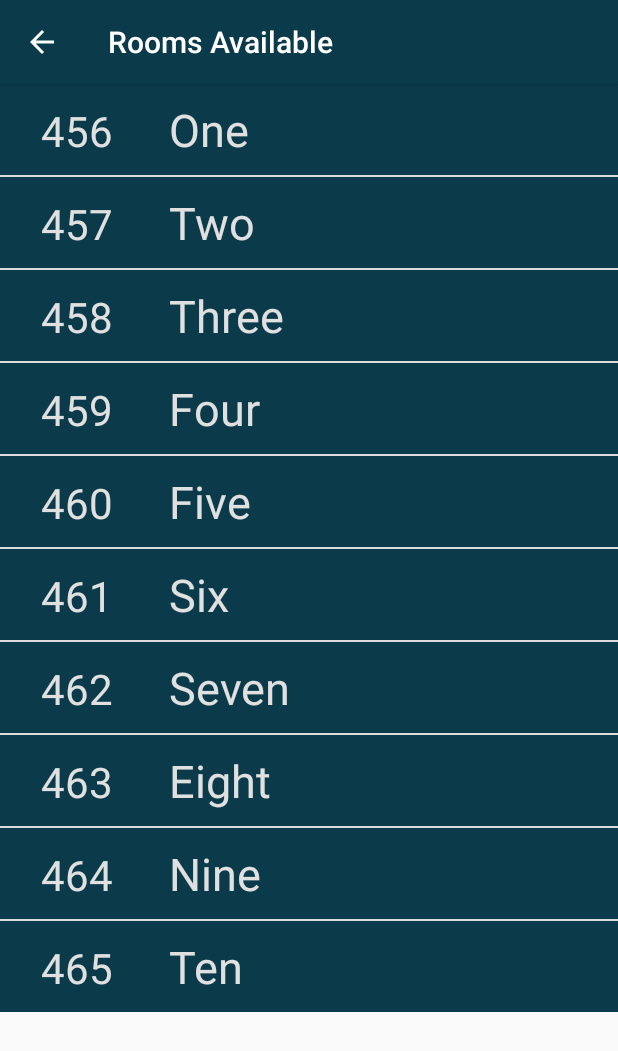
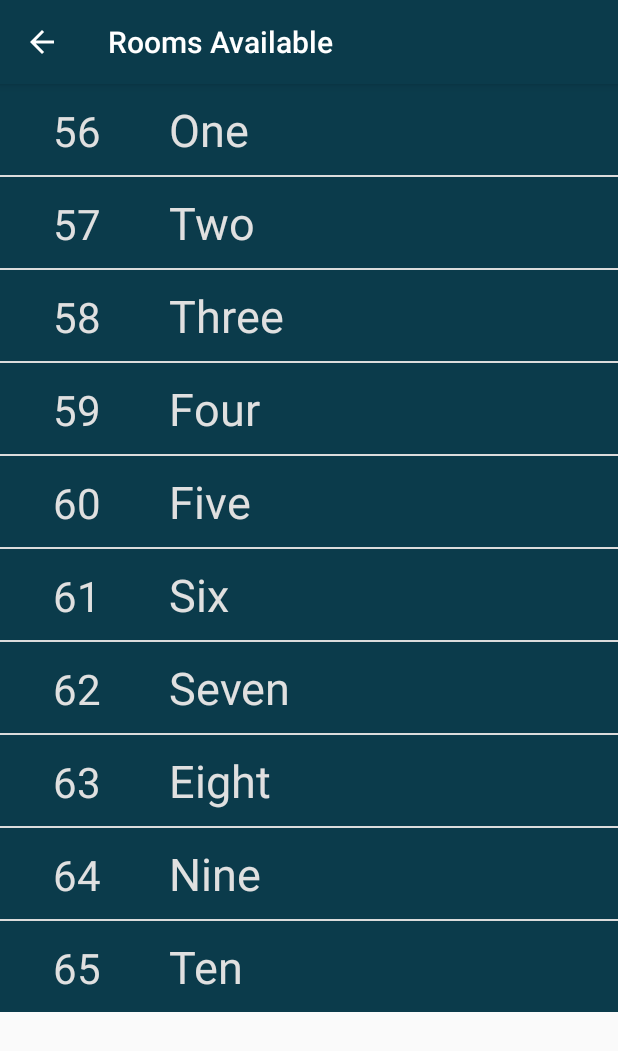
Before and after one commit to the-cybersapien/SudoRoomsANDROID, an Android app: the screen it shows after launch (RoomListActivity), after a tap on "STAFF", on a phone screen of 412 x 824 dp. Shown: the top 1051 px of the screen. Run offline under Robolectric (Android 15) with nearby library versions, the phone set to English and light mode, and no system bars; our stand-ins replace Picasso; pictures from the network do not load.

```diff
--- a/app/src/main/java/com/example/android/hotel/MainActivity.java
+++ b/app/src/main/java/com/example/android/hotel/MainActivity.java
@@ -3,10 +3,10 @@ package com.example.android.hotel;
 import android.app.Activity;
 import android.content.DialogInterface;
 import android.content.Intent;
+import android.content.SharedPreferences;
 import android.os.Build;
-import android.support.annotation.RequiresApi;
+import android.content.SharedPreferences.Editor;
 import android.support.v7.app.AlertDialog;
-import android.support.v7.app.AppCompatActivity;
 import android.os.Bundle;
 import android.text.InputType;
 import android.util.Log;
@@ -27,6 +27,8 @@ public class MainActivity extends Activity {
     private Button mStaffButton;
     private Button mCustomerButton;
     private String text;
+    public static SharedPreferences pref;
+    public static Editor editor;
 
     @Override
     protected void onCreate(Bundle savedInstanceState) {
@@ -43,10 +45,13 @@ public class MainActivity extends Activity {
         mStaffButton = (Button) findViewById(R.id.staff_button);
         mCustomerButton = (Button) findViewById(R.id.customer_button);
 
+        pref = getSharedPreferences("MyPref", 0);
+        editor = pref.edit();
+
         mStaffButton.setOnClickListener(new View.OnClickListener() {
             @Override
             public void onClick(View v) {
-                Intent list = new Intent(MainActivity.this ,RoomListActivity.class);
+                Intent list = new Intent(MainActivity.this, RoomListActivity.class);
                 startActivity(list);
             }
         });
@@ -54,6 +59,8 @@ public class MainActivity extends Activity {
         mCustomerButton.setOnClickListener(new View.OnClickListener() {
             @Override
             public void onClick(View v) {
+                // Check if an access key is already save in the shared preferences.
+                if (pref.getString("access-key", null) == null) {
                     final AlertDialog.Builder builder = new AlertDialog.Builder(MainActivity.this, R.style.AppTheme_AlertDialog);
                     builder.setTitle("Access Key");
                     text = "";
@@ -70,10 +77,11 @@ public class MainActivity extends Activity {
                         @Override
                         public void onClick(DialogInterface dialog, int which) {
                             text = input.getText().toString();
-                        if(text != null && text.length() == 6)
-                        {
-                            Intent intent = new Intent(MainActivity.this , RoomDetailsActivity.class);
-                            intent.putExtra("key",text);
+                            if (!text.isEmpty() && text.length() == 6) {
+                                editor.putString("access-key", text);
+                                editor.apply();
+                                Intent intent = new Intent(MainActivity.this, RoomDetailsActivity.class);
+                                intent.putExtra("key", text);
                                 startActivity(intent);
                             }
                         }
@@ -87,6 +95,13 @@ public class MainActivity extends Activity {
                     });
 
                     builder.create().show();
+                }
+                else
+                {
+                    Intent intent = new Intent(MainActivity.this, RoomDetailsActivity.class);
+                    intent.putExtra("key", pref.getString("access-key", null));
+                    startActivity(intent);
+                }
 
             }
         });
--- a/app/src/main/java/com/example/android/hotel/RoomListActivity.java
+++ b/app/src/main/java/com/example/android/hotel/RoomListActivity.java
@@ -26,16 +26,16 @@ public class RoomListActivity extends AppCompatActivity {
 
         roomList = new ArrayList<>();
         mRoomsList = (ListView) findViewById(R.id.rooms_list);
-        roomList.add(new RoomDetail("456","One"));
-        roomList.add(new RoomDetail("457","Two"));
-        roomList.add(new RoomDetail("458","Three"));
-        roomList.add(new RoomDetail("459","Four"));
-        roomList.add(new RoomDetail("460","Five"));
-        roomList.add(new RoomDetail("461","Six"));
-        roomList.add(new RoomDetail("462","Seven"));
-        roomList.add(new RoomDetail("463","Eight"));
-        roomList.add(new RoomDetail("464","Nine"));
-        roomList.add(new RoomDetail("465","Ten"));
+        roomList.add(new RoomDetail("56","One"));
+        roomList.add(new RoomDetail("57","Two"));
+        roomList.add(new RoomDetail("58","Three"));
+        roomList.add(new RoomDetail("59","Four"));
+        roomList.add(new RoomDetail("60","Five"));
+        roomList.add(new RoomDetail("61","Six"));
+        roomList.add(new RoomDetail("62","Seven"));
+        roomList.add(new RoomDetail("63","Eight"));
+        roomList.add(new RoomDetail("64","Nine"));
+        roomList.add(new RoomDetail("65","Ten"));
         mAdapter = new DetailAdapter(this , roomList);
         mRoomsList.setOnItemClickListener(new AdapterView.OnItemClickListener() {
             @Override
```
Also changed, not shown: app/src/main/java/com/example/android/hotel/RoomDetailsActivity.java (+48 -16 lines), app/src/main/res/layout/activity_room_details.xml (+29 -5 lines). Lines whose indentation alone changed are shown as unchanged.
